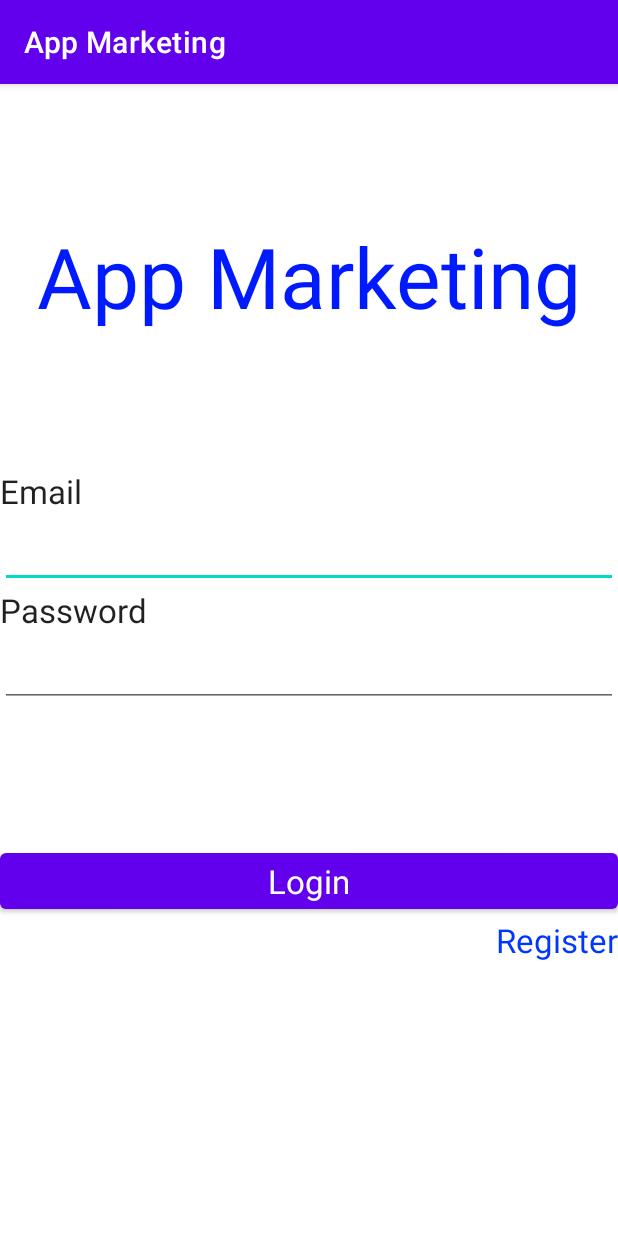
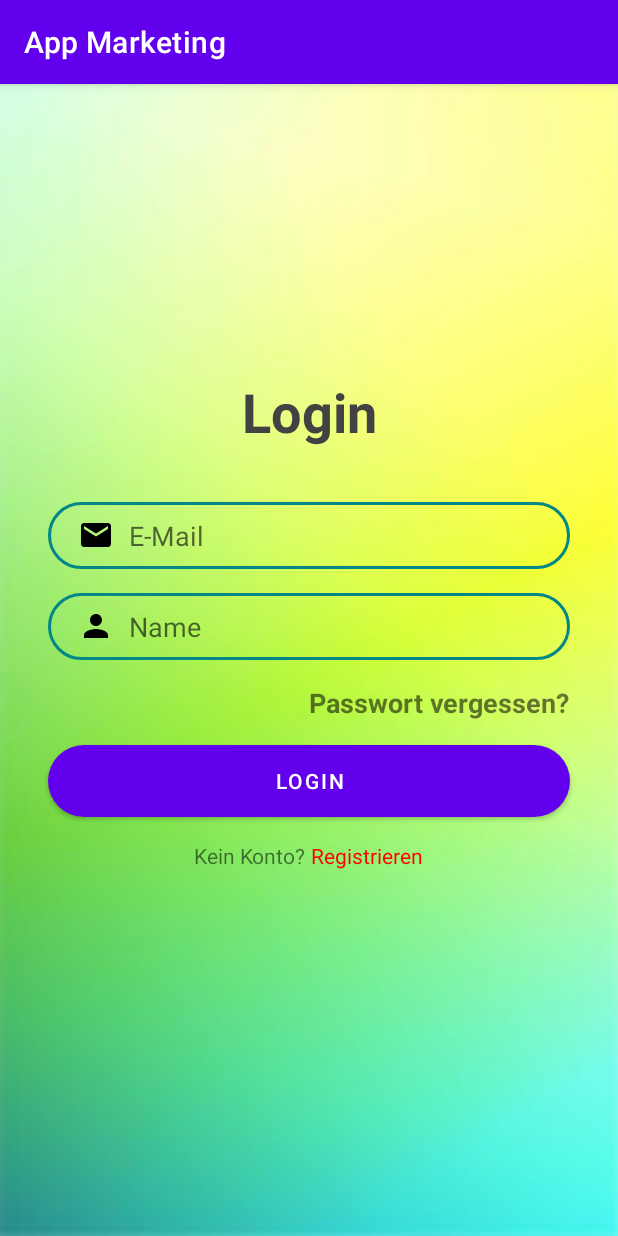
Before and after one commit to bastianNebra/AppMarketing, an Android app: the screen it shows after launch (LoginActivity), on a phone screen of 412 x 824 dp. Run offline under Robolectric (Android 15) with nearby library versions, the phone set to English and light mode, and no system bars; our stand-ins replace Firebase (no records; nobody signed in at launch, a user with empty details on screens opened directly); 2 statements that could not run were skipped.

Commit message:
complete Login screen

```diff
--- a/app/src/main/res/layout/activity_login.xml
+++ b/app/src/main/res/layout/activity_login.xml
@@ -1,82 +1,116 @@
 <?xml version="1.0" encoding="utf-8"?>
-<LinearLayout xmlns:android="http://schemas.android.com/apk/res/android"
+<androidx.constraintlayout.widget.ConstraintLayout xmlns:android="http://schemas.android.com/apk/res/android"
+    xmlns:app="http://schemas.android.com/apk/res-auto"
+    xmlns:tools="http://schemas.android.com/tools"
+    android:layout_width="match_parent"
+    android:layout_height="match_parent"
+    android:background="@drawable/backgroundGREEN"
     android:orientation="vertical"
-    android:layout_width="match_parent"
-    android:layout_height="match_parent">
+    tools:context=".LoginActivity">
 
-    <Space
-        android:layout_width="match_parent"
-        android:layout_height="wrap_content"
-        android:layout_weight="1" />
 
     <TextView
-        android:id="@+id/textView"
-        android:layout_width="match_parent"
+        android:id="@+id/logo2"
+        android:layout_width="wrap_content"
         android:layout_height="wrap_content"
-        android:gravity="center"
-        android:text="App Marketing"
-        android:textAppearance="@style/TextAppearance.AppCompat.Display3"
-        android:textColor="#001AFF" />
+        android:text="Login"
+        android:textColor="@color/cardview_dark_background"
+        android:textSize="36sp"
+        android:textStyle="bold"
+        app:layout_constraintBottom_toBottomOf="parent"
+        app:layout_constraintEnd_toEndOf="parent"
+        app:layout_constraintStart_toStartOf="parent"
+        app:layout_constraintTop_toTopOf="parent"
+        app:layout_constraintVertical_bias="0.26999998" />
 
-    <Space
-        android:layout_width="match_parent"
+    <EditText
+        android:id="@+id/inputPassword2"
+        android:layout_width="0dp"
         android:layout_height="wrap_content"
-        android:layout_weight="1" />
+        android:layout_marginTop="16dp"
+        android:background="@drawable/input_bg"
+        android:drawableLeft="@drawable/ic_person_black"
+        android:drawablePadding="10dp"
+        android:ems="10"
+        android:hint="Name"
+        android:inputType="textPersonName"
+        android:paddingLeft="20dp"
+        android:paddingTop="10dp"
+        android:paddingRight="10dp"
+        android:paddingBottom="10dp"
+        app:layout_constraintEnd_toEndOf="@+id/inputEmail"
+        app:layout_constraintHorizontal_bias="0.0"
+        app:layout_constraintStart_toStartOf="@+id/inputEmail"
+        app:layout_constraintTop_toBottomOf="@+id/inputEmail" />
+
+    <EditText
+        android:id="@+id/inputEmail"
+        android:layout_width="0dp"
+        android:layout_height="wrap_content"
+        android:layout_marginStart="32dp"
+        android:layout_marginTop="36dp"
+        android:layout_marginEnd="32dp"
+        android:background="@drawable/input_bg"
+        android:drawableLeft="@drawable/ic_email_black"
+        android:drawablePadding="10dp"
+        android:ems="10"
+        android:hint="E-Mail"
+        android:inputType="textPersonName"
+        android:paddingLeft="20dp"
+        android:paddingTop="10dp"
+        android:paddingRight="10dp"
+        android:paddingBottom="10dp"
+        app:layout_constraintEnd_toEndOf="parent"
+        app:layout_constraintHorizontal_bias="0.0"
+        app:layout_constraintStart_toStartOf="parent"
+        app:layout_constraintTop_toBottomOf="@+id/logo2" />
 
     <TextView
-        android:id="@+id/textView5"
-        android:layout_width="match_parent"
+        android:id="@+id/forgotPassword"
+        android:layout_width="wrap_content"
         android:layout_height="wrap_content"
-        android:text="Email"
-        android:textAppearance="@style/TextAppearance.AppCompat.Large" />
-
-    <EditText
-        android:id="@+id/etLoginEmail"
-        android:layout_width="match_parent"
-        android:layout_height="wrap_content"
-        android:ems="10"
-        android:inputType="textPersonName"
-        android:textAppearance="@style/TextAppearance.AppCompat.Large" />
-
-    <TextView
-        android:id="@+id/textView6"
-        android:layout_width="match_parent"
-        android:layout_height="wrap_content"
-        android:text="Password"
-        android:textAppearance="@style/TextAppearance.AppCompat.Large" />
-
-    <EditText
-        android:id="@+id/etLoginPassword"
-        android:layout_width="match_parent"
-        android:layout_height="wrap_content"
-        android:ems="10"
-        android:inputType="textPassword"
-        android:textAppearance="@style/TextAppearance.AppCompat.Large" />
-
-    <Space
-        android:layout_width="match_parent"
-        android:layout_height="wrap_content"
-        android:layout_weight="1" />
+        android:layout_marginTop="16dp"
+        android:text="Passwort vergessen?"
+        android:textSize="18sp"
+        android:textStyle="bold"
+        app:layout_constraintEnd_toEndOf="@+id/inputPassword2"
+        app:layout_constraintTop_toBottomOf="@+id/inputPassword2" />
 
     <Button
         android:id="@+id/btnLogin"
-        android:layout_width="match_parent"
+        android:layout_width="0dp"
         android:layout_height="wrap_content"
+        android:layout_marginTop="16dp"
+        android:background="@drawable/btn_bg"
         android:text="Login"
-        android:textAppearance="@style/TextAppearance.AppCompat.Large" />
+        app:layout_constraintEnd_toEndOf="@+id/inputPassword2"
+        app:layout_constraintStart_toStartOf="@+id/inputPassword2"
+        app:layout_constraintTop_toBottomOf="@+id/forgotPassword" />
 
-    <TextView
-        android:id="@+id/tvSwitchToRegister"
-        android:layout_width="match_parent"
+    <LinearLayout
+        android:layout_width="0dp"
         android:layout_height="wrap_content"
-        android:gravity="right"
-        android:linksClickable="true"
-        android:text="Register"
-        android:textAppearance="@style/TextAppearance.AppCompat.Large"
-        android:textColor="#0037FF" />
+        android:layout_marginTop="16dp"
+        android:gravity="center"
+        android:orientation="horizontal"
+        android:textAlignment="center"
+        app:flow_horizontalBias="0.0"
+        app:layout_constraintEnd_toEndOf="@+id/btnLogin"
+        app:layout_constraintStart_toStartOf="@+id/btnLogin"
+        app:layout_constraintTop_toBottomOf="@+id/btnLogin">
 
-    <Space
-        android:layout_width="match_parent"
-        android:layout_height="wrap_content"
-        android:layout_weight="2" />
-</LinearLayout>
+        <TextView
+            android:id="@+id/textView3"
+            android:layout_width="wrap_content"
+            android:layout_height="wrap_content"
+            android:text="Kein Konto? " />
+
+        <TextView
+            android:id="@+id/textView2"
+            android:layout_width="wrap_content"
+            android:layout_height="wrap_content"
+            android:text="Registrieren"
+            android:textColor="@color/red"/>
+    </LinearLayout>
+
+</androidx.constraintlayout.widget.ConstraintLayout>
```
